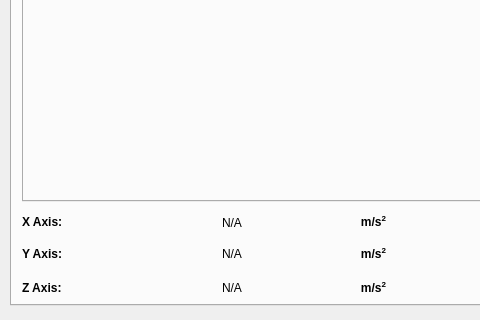
CoCl-Jerry/SciSpin_Max_Dev, file _ui/Clinostat.ui: the form before one commit; both pictures show x 0 to 480 and y 255 to 575 of the 1024 by 575 pixel window.
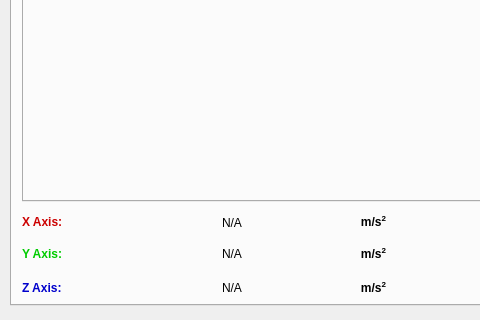
The form after the commit. The open tabs and pages were chosen to show the change. Icons and pictures are not drawn. Custom widgets are drawn as their Qt base class.

What changed in the file:
```diff
--- a/_ui/Clinostat.ui
+++ b/_ui/Clinostat.ui
@@ -1747,7 +1747,7 @@
           <x>10</x>
           <y>10</y>
           <width>581</width>
-          <height>341</height>
+          <height>371</height>
          </rect>
         </property>
        </widget>
@@ -1870,14 +1870,14 @@
        <item row="0" column="0">
         <widget class="QLabel" name="x_axis_text_label">
          <property name="text">
-          <string>&lt;html&gt;&lt;head/&gt;&lt;body&gt;&lt;p&gt;&lt;span style=&quot; font-weight:700;&quot;&gt;X Axis:&lt;/span&gt;&lt;/p&gt;&lt;/body&gt;&lt;/html&gt;</string>
+          <string>&lt;html&gt;&lt;head/&gt;&lt;body&gt;&lt;p&gt;&lt;span style=&quot; font-weight:700; color:#cc0000;&quot;&gt;X Axis:&lt;/span&gt;&lt;/p&gt;&lt;/body&gt;&lt;/html&gt;</string>
          </property>
         </widget>
        </item>
        <item row="1" column="0">
         <widget class="QLabel" name="y_axis_text_label">
          <property name="text">
-          <string>&lt;html&gt;&lt;head/&gt;&lt;body&gt;&lt;p&gt;&lt;span style=&quot; font-weight:700;&quot;&gt;Y Axis:&lt;/span&gt;&lt;/p&gt;&lt;/body&gt;&lt;/html&gt;</string>
+          <string>&lt;html&gt;&lt;head/&gt;&lt;body&gt;&lt;p&gt;&lt;span style=&quot; font-weight:700; color:#00cc00;&quot;&gt;Y Axis:&lt;/span&gt;&lt;/p&gt;&lt;/body&gt;&lt;/html&gt;</string>
          </property>
         </widget>
        </item>
@@ -1894,7 +1894,7 @@
        <item row="2" column="0">
         <widget class="QLabel" name="z_axis_text_label">
          <property name="text">
-          <string>&lt;html&gt;&lt;head/&gt;&lt;body&gt;&lt;p&gt;&lt;span style=&quot; font-weight:700;&quot;&gt;Z Axis:&lt;/span&gt;&lt;/p&gt;&lt;/body&gt;&lt;/html&gt;</string>
+          <string>&lt;html&gt;&lt;head/&gt;&lt;body&gt;&lt;p&gt;&lt;span style=&quot; font-weight:700; color:#0000cc;&quot;&gt;Z Axis:&lt;/span&gt;&lt;/p&gt;&lt;/body&gt;&lt;/html&gt;</string>
          </property>
         </widget>
        </item>
```
